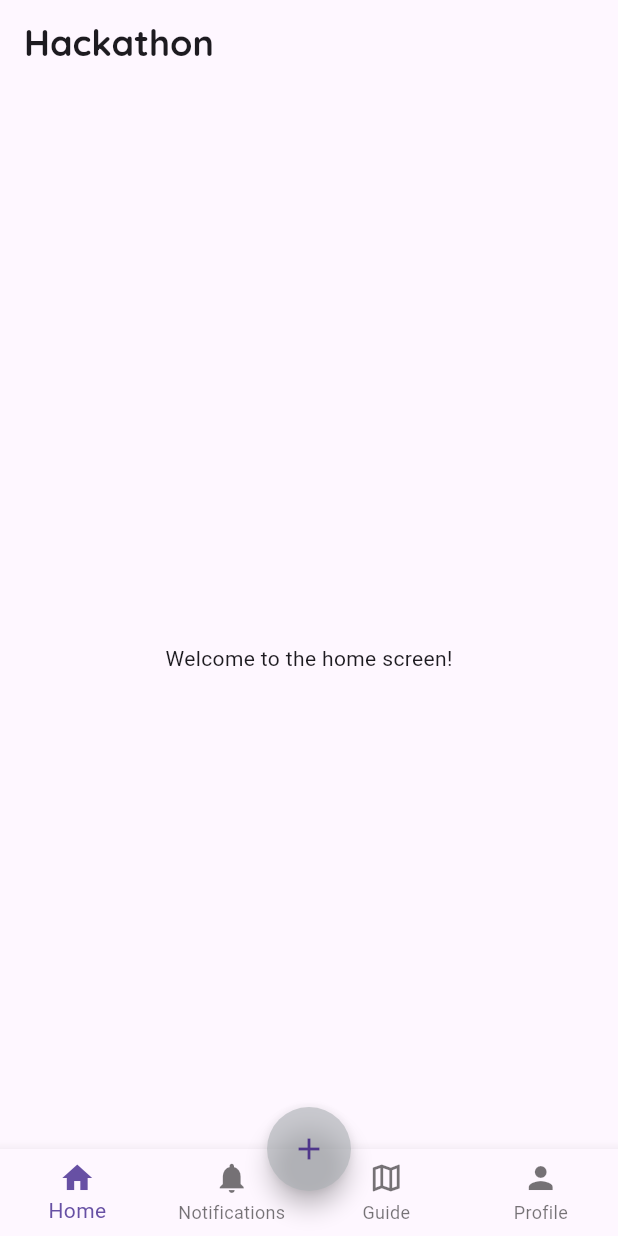
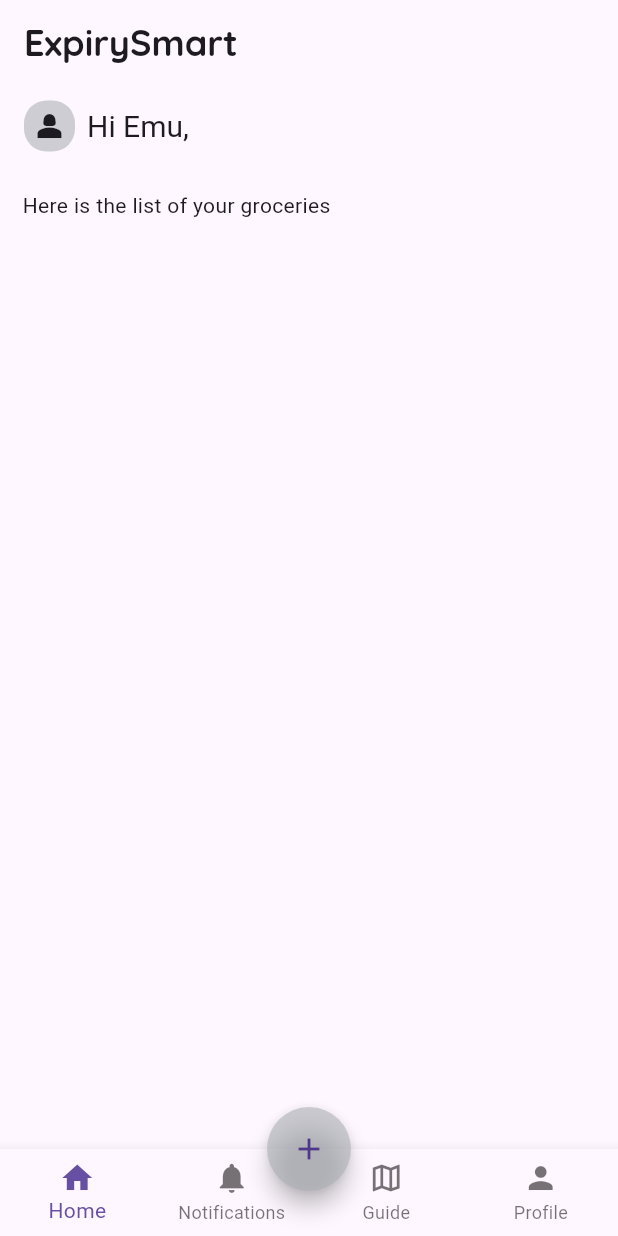
Before and after one commit to Quinxie51/ExpiRo-App, a Flutter app: the screen it shows after launch, on a phone screen of 412 x 824 dp. Run offline on Flutter 3.47's test engine with Material 3 defaults, Android fonts, the phone set to English and light mode, and no system bars; our stand-ins replace line_awesome_flutter.

Commit message:
added some layout styles to the home page

```diff
--- a/lib/home.dart
+++ b/lib/home.dart
@@ -5,12 +5,38 @@ class MyHomeScreen extends StatelessWidget {
   @override
   Widget build(BuildContext context) {
     return Scaffold(
-      appBar: AppBar(
-
-      ),
-      body: const Center(
-        child: Text('Welcome to the home screen!'),
-      ),
-    );
+        appBar: AppBar(
+          title: Row(
+            children: [
+              Container(
+                padding: const EdgeInsets.all(5),
+                decoration: const BoxDecoration(
+                  borderRadius: BorderRadius.all(Radius.circular(15)),
+                  color: Color.fromARGB(150, 171, 176, 180),
+                  ),
+                child: const Icon(Icons.person_2_sharp),
+              ),
+              const SizedBox(
+                  width:
+                      8.0),
+              const Text(
+                "Hi Emu,",
+                style: TextStyle(fontSize: 20),
+              ),
+            ],
+          ),
+        ),
+        body: const Column(
+          children: [
+            Column(
+              children: [
+                Padding(
+                  padding: EdgeInsets.all(15),
+                  child: Text("Here is the list of your groceries")),
+                ],
+            ),
+          ],
+        )
+      );
   }
 }
--- a/lib/main.dart
+++ b/lib/main.dart
@@ -7,11 +7,11 @@ import 'profile.dart';
 void main() {
   runApp(MyApp());
 }
+
 class MyApp extends StatefulWidget {
   @override
   _MyAppState createState() => _MyAppState();
 }
-
 
 class _MyAppState extends State<MyApp> {
   int _selectedIndex = 0;
@@ -29,7 +29,7 @@ class _MyAppState extends State<MyApp> {
       home: Scaffold(
         appBar: AppBar(
           title: const Text(
-            'Hackathon',
+            'ExpirySmart',
             style: TextStyle(
               fontFamily: "QuickSand",
               fontSize: 24.0,
```
